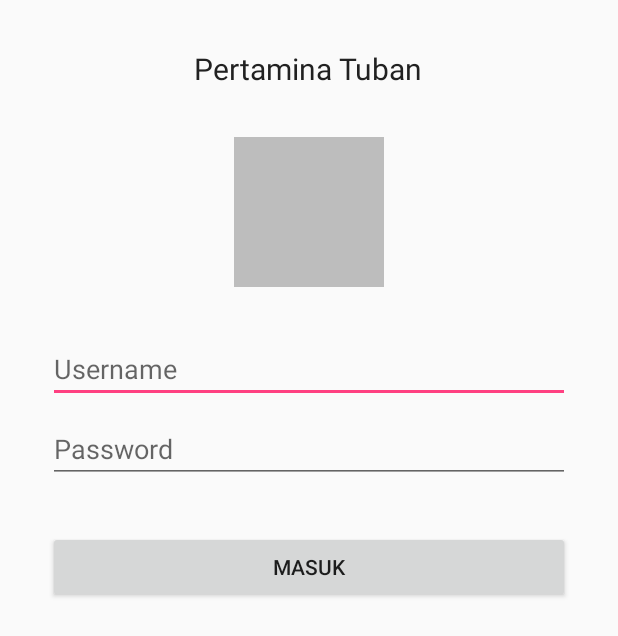
After one commit to udines/prtmnmagang, an Android app: the layout activity_login.xml on its own in the app's theme, with its tools: preview values and no code run, on a phone screen of 412 x 824 dp. The commit adds this screen. Shown: the top 636 px of the screen. Run offline under Robolectric (Android 15) with nearby library versions, the phone set to English and light mode, and no system bars.

Commit message:
Tambah LoginActivity
membuat activity login dengan parameter input username dan password.

otentikasi belum ada.
styling belum dilakukan.

```diff
--- /dev/null
+++ b/app/src/main/res/layout/activity_login.xml
@@ -0,0 +1,18 @@
+<?xml version="1.0" encoding="utf-8"?>
+<android.support.design.widget.CoordinatorLayout xmlns:android="http://schemas.android.com/apk/res/android"
+    xmlns:app="http://schemas.android.com/apk/res-auto"
+    xmlns:tools="http://schemas.android.com/tools"
+    android:layout_width="match_parent"
+    android:layout_height="match_parent"
+    tools:context="com.pertamina.pertaminatuban.activities.LoginActivity">
+
+    <android.support.design.widget.AppBarLayout
+        android:layout_width="match_parent"
+        android:layout_height="wrap_content"
+        android:theme="@style/AppTheme.AppBarOverlay">
+
+    </android.support.design.widget.AppBarLayout>
+
+    <include layout="@layout/content_login" />
+
+</android.support.design.widget.CoordinatorLayout>
--- /dev/null
+++ b/app/src/main/res/layout/content_login.xml
@@ -0,0 +1,59 @@
+<?xml version="1.0" encoding="utf-8"?>
+<ScrollView xmlns:android="http://schemas.android.com/apk/res/android"
+    xmlns:app="http://schemas.android.com/apk/res-auto"
+    xmlns:tools="http://schemas.android.com/tools"
+    android:layout_width="match_parent"
+    android:layout_height="match_parent"
+    app:layout_behavior="@string/appbar_scrolling_view_behavior"
+    tools:context="com.pertamina.pertaminatuban.activities.LoginActivity"
+    tools:showIn="@layout/activity_login"
+    android:gravity="center_vertical"
+    android:paddingTop="0dp"
+    android:clipToPadding="false"
+    android:paddingBottom="0dp"
+    android:overScrollMode="never"
+    android:orientation="vertical">
+    <LinearLayout
+        android:layout_width="match_parent"
+        android:layout_height="wrap_content"
+        android:padding="32dp"
+        android:orientation="vertical">
+        <TextView
+            android:layout_width="wrap_content"
+            android:layout_height="wrap_content"
+            android:text="@string/app_name"
+            android:textSize="20sp"
+            android:textColor="@color/grey_900"
+            android:textAlignment="center"
+            android:layout_gravity="center_horizontal"
+            android:layout_marginBottom="32dp"/>
+        <ImageView
+            android:layout_width="100dp"
+            android:layout_height="100dp"
+            android:layout_marginBottom="32dp"
+            android:id="@+id/login_image"
+            android:layout_gravity="center_horizontal"
+            android:background="@color/grey_400"/>
+        <EditText
+            android:layout_width="match_parent"
+            android:layout_height="wrap_content"
+            android:maxLines="1"
+            android:id="@+id/login_input_username"
+            android:hint="@string/username"
+            android:layout_marginBottom="8dp" />
+        <EditText
+            android:layout_width="match_parent"
+            android:layout_height="wrap_content"
+            android:inputType="textPassword"
+            android:id="@+id/login_input_password"
+            android:fontFamily="sans-serif"
+            android:layout_marginBottom="8dp"
+            android:hint="@string/password"/>
+        <Button
+            android:layout_width="match_parent"
+            android:layout_height="wrap_content"
+            android:layout_marginTop="24dp"
+            android:id="@+id/login_button"
+            android:text="Masuk"/>
+    </LinearLayout>
+</ScrollView>
--- a/app/src/main/res/values/colors.xml
+++ b/app/src/main/res/values/colors.xml
@@ -4,4 +4,5 @@
     <color name="colorPrimaryDark">#303F9F</color>
     <color name="colorAccent">#FF4081</color>
     <color name="grey_900">#212121</color>
+    <color name="grey_400">#bdbdbd</color>
 </resources>
--- a/app/src/main/res/values/strings.xml
+++ b/app/src/main/res/values/strings.xml
@@ -1,4 +1,7 @@
 <resources>
     <string name="app_name">Pertamina Tuban</string>
     <string name="action_settings">Settings</string>
+    <string name="title_activity_login">Login</string>
+    <string name="username">Username</string>
+    <string name="password">Password</string>
 </resources>
```
Also changed, not shown: app/src/main/AndroidManifest.xml (+7 -0 lines), app/src/main/java/com/pertamina/pertaminatuban/activities/LoginActivity.java (added, +71 -0 lines).
